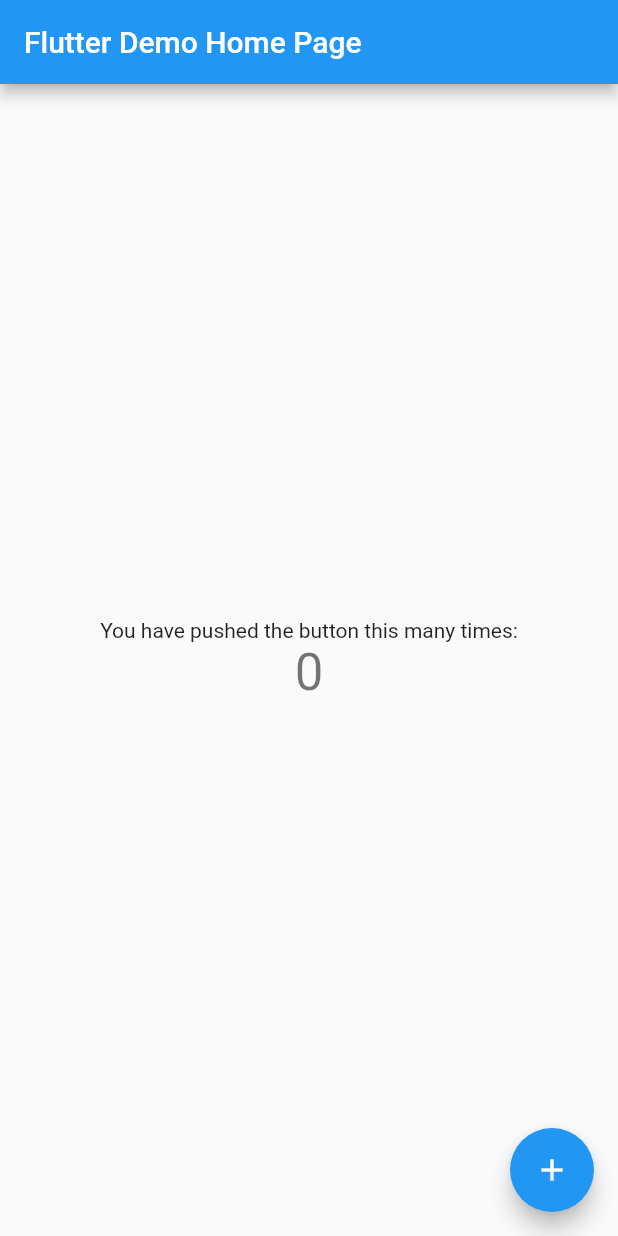
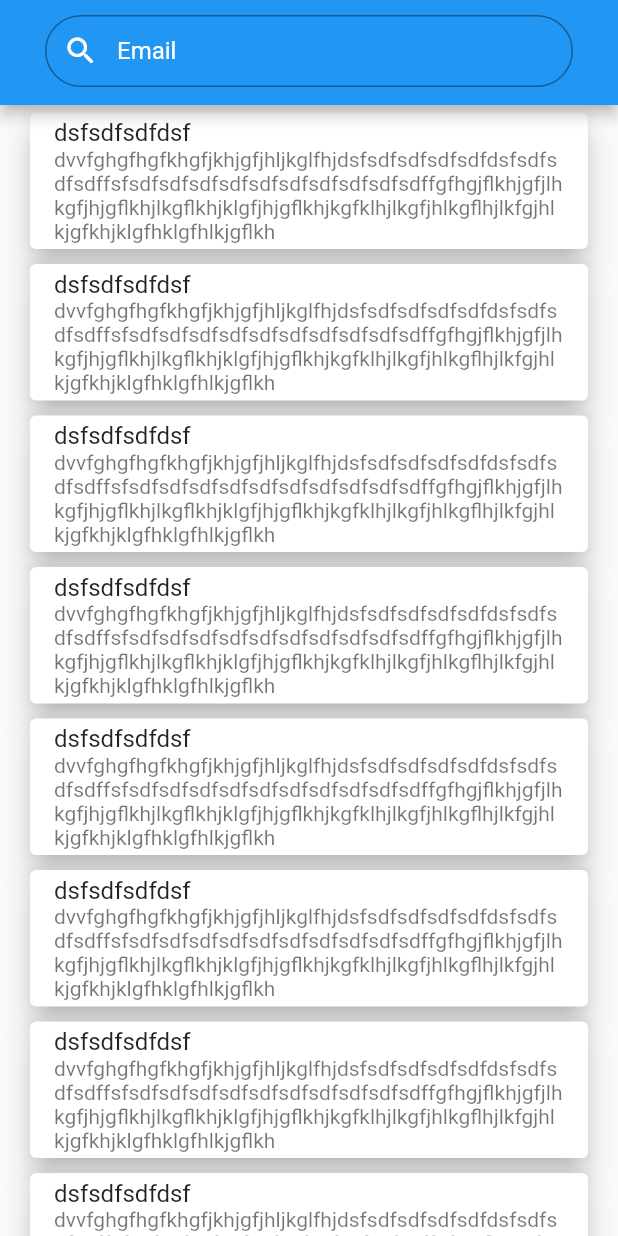
Before and after one commit to darkbirdstudios/Flutter-Proficiency-Exercise, a Flutter app: the screen it shows after launch, on a phone screen of 412 x 824 dp. Run offline on Flutter 3.47's test engine with Material 2 defaults, Android fonts, the phone set to English and light mode, and no system bars.

Commit message:
*UI Implementation

```diff
--- /dev/null
+++ b/lib/ApiHelper.dart
@@ -0,0 +1,11 @@
+
+
+
+
+
+class ApiHelper {
+
+
+
+
+}
--- /dev/null
+++ b/lib/StateProvider.dart
@@ -0,0 +1,8 @@
+
+
+
+import 'package:flutter/cupertino.dart';
+
+class StateProvider extends ChangeNotifier{
+
+}
--- a/lib/main.dart
+++ b/lib/main.dart
@@ -1,4 +1,6 @@
 import 'package:flutter/material.dart';
+import 'package:flutter_proficiency_exercise/StateProvider.dart';
+import 'package:provider/provider.dart';
 
 void main() {
   runApp(const MyApp());
@@ -7,109 +9,75 @@ void main() {
 class MyApp extends StatelessWidget {
   const MyApp({Key? key}) : super(key: key);
 
-  // This widget is the root of your application.
   @override
   Widget build(BuildContext context) {
-    return MaterialApp(
-      title: 'Flutter Demo',
+    return ChangeNotifierProvider(
+        create: (context) => StateProvider(),
+        child: MaterialApp(
           theme: ThemeData(
-        // This is the theme of your application.
-        //
-        // Try running your application with "flutter run". You'll see the
-        // application has a blue toolbar. Then, without quitting the app, try
-        // changing the primarySwatch below to Colors.green and then invoke
-        // "hot reload" (press "r" in the console where you ran "flutter run",
-        // or simply save your changes to "hot reload" in a Flutter IDE).
-        // Notice that the counter didn't reset back to zero; the application
-        // is not restarted.
             primarySwatch: Colors.blue,
           ),
-      home: const MyHomePage(title: 'Flutter Demo Home Page'),
-    );
+          home: MyHomePage(),
+        ));
   }
 }
 
 class MyHomePage extends StatefulWidget {
-  const MyHomePage({Key? key, required this.title}) : super(key: key);
-
-  // This widget is the home page of your application. It is stateful, meaning
-  // that it has a State object (defined below) that contains fields that affect
-  // how it looks.
-
-  // This class is the configuration for the state. It holds the values (in this
-  // case the title) provided by the parent (in this case the App widget) and
-  // used by the build method of the State. Fields in a Widget subclass are
-  // always marked "final".
-
-  final String title;
+  const MyHomePage({Key? key}) : super(key: key);
 
   @override
   State<MyHomePage> createState() => _MyHomePageState();
 }
 
 class _MyHomePageState extends State<MyHomePage> {
-  int _counter = 0;
-
-  void _incrementCounter() {
-    setState(() {
-      // This call to setState tells the Flutter framework that something has
-      // changed in this State, which causes it to rerun the build method below
-      // so that the display can reflect the updated values. If we changed
-      // _counter without calling setState(), then the build method would not be
-      // called again, and so nothing would appear to happen.
-      _counter++;
-    });
-  }
-
   @override
   Widget build(BuildContext context) {
-    // This method is rerun every time setState is called, for instance as done
-    // by the _incrementCounter method above.
-    //
-    // The Flutter framework has been optimized to make rerunning build methods
-    // fast, so that you can just rebuild anything that needs updating rather
-    // than having to individually change instances of widgets.
     return Scaffold(
       appBar: AppBar(
-        // Here we take the value from the MyHomePage object that was created by
-        // the App.build method, and use it to set our appbar title.
-        title: Text(widget.title),
+        toolbarHeight: 70,
+        actions: [
+          SizedBox(
+            width: MediaQuery.of(context).size.width,
+            child: Padding(
+              padding: const EdgeInsets.symmetric(horizontal:30,vertical: 10),
+              child: TextFormField(
+                style: const TextStyle(color: Colors.white),
+                decoration: InputDecoration(
+                    contentPadding: const EdgeInsets.all(4),
+                    focusedBorder: OutlineInputBorder(
+                      borderSide: const BorderSide(color: Colors.white,width: 2),
+                      borderRadius: BorderRadius.circular(30),
                     ),
-      body: Center(
-        // Center is a layout widget. It takes a single child and positions it
-        // in the middle of the parent.
-        child: Column(
-          // Column is also a layout widget. It takes a list of children and
-          // arranges them vertically. By default, it sizes itself to fit its
-          // children horizontally, and tries to be as tall as its parent.
-          //
-          // Invoke "debug painting" (press "p" in the console, choose the
-          // "Toggle Debug Paint" action from the Flutter Inspector in Android
-          // Studio, or the "Toggle Debug Paint" command in Visual Studio Code)
-          // to see the wireframe for each widget.
-          //
-          // Column has various properties to control how it sizes itself and
-          // how it positions its children. Here we use mainAxisAlignment to
-          // center the children vertically; the main axis here is the vertical
-          // axis because Columns are vertical (the cross axis would be
-          // horizontal).
-          mainAxisAlignment: MainAxisAlignment.center,
-          children: <Widget>[
-            const Text(
-              'You have pushed the button this many times:',
+                    border: OutlineInputBorder(
+                      borderSide: const BorderSide(color: Colors.white,width: 2),
+                      borderRadius: BorderRadius.circular(30),
                     ),
-            Text(
-              '$_counter',
-              style: Theme.of(context).textTheme.headline4,
+                    hintText: "Email",
+                    hintStyle: const TextStyle(color: Colors.white),
+                    prefixIcon: const Icon(Icons.search_rounded,color: Colors.white,)
+                ),
+              ),
+            ),
           ),
         ],
       ),
+      body: RefreshIndicator(
+          onRefresh: () {
+            return Future.delayed(const Duration(seconds: 1), () {});
+          },
+          child: ListView.builder(
+              itemCount: 10,
+              itemBuilder: (context, index) {
+                return const Card(
+                  elevation: 8,
+                  margin: EdgeInsets.symmetric(horizontal: 20,vertical: 5),
+                  child: ListTile(
+                    title: Text("dsfsdfsdfdsf"),
+                    subtitle: Text(
+                        "dvvfghgfhgfkhgfjkhjgfjhljkglfhjdsfsdfsdfsdfsdfdsfsdfsdfsdffsfsdfsdfsdfsdfsdfsdfsdfsdfsdfsdffgfhgjflkhjgfjlhkgfjhjgflkhjlkgflkhjklgfjhjgflkhjkgfklhjlkgfjhlkgflhjlkfgjhlkjgfkhjklgfhklgfhlkjgflkh"),
                   ),
-      floatingActionButton: FloatingActionButton(
-        onPressed: _incrementCounter,
-        tooltip: 'Increment',
-        child: const Icon(Icons.add),
-      ), // This trailing comma makes auto-formatting nicer for build methods.
+                );
+              })),
     );
   }
 }
--- a/pubspec.yaml
+++ b/pubspec.yaml
@@ -34,6 +34,7 @@ dependencies:
   # The following adds the Cupertino Icons font to your application.
   # Use with the CupertinoIcons class for iOS style icons.
   cupertino_icons: ^1.0.2
+  provider: ^6.0.2
 
 dev_dependencies:
   flutter_test:
```
Also changed, not shown: pubspec.lock. Lines whose indentation alone changed are shown as unchanged.
